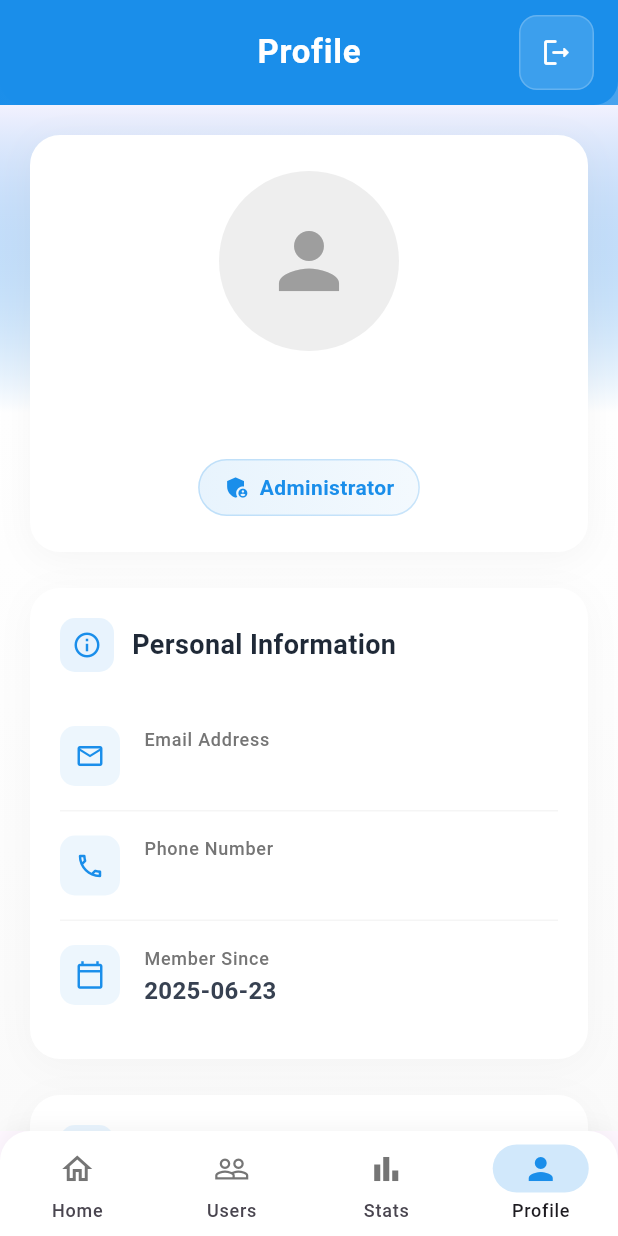
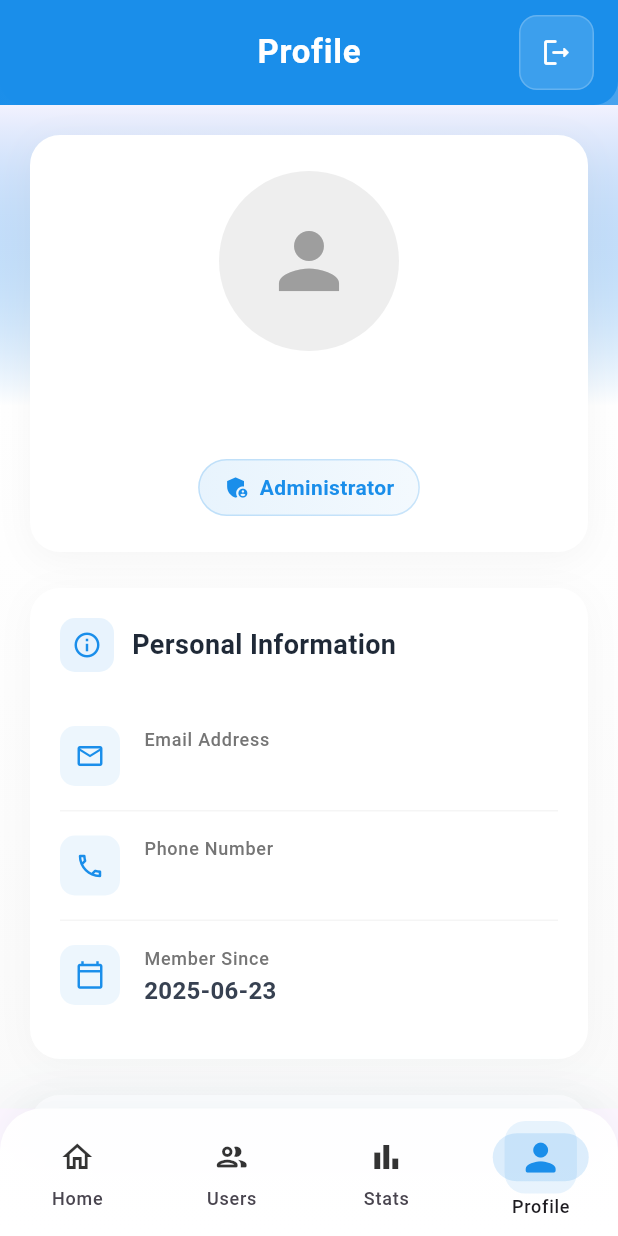
Before and after one commit to AbdelaliDuiche6/cmc_travel_app, a Flutter app: the ProfileScreen screen opened directly, on a phone screen of 412 x 824 dp. Run offline on Flutter 3.47's test engine with Material 3 defaults, Android fonts, the light colour scheme and no system bars; our stand-ins replace animate_do, fl_chart, flutter_animate, flutter_svg, image_picker, percent_indicator and 1 more; accounts and stored records are empty.

Commit message:
add animation

```diff
--- a/lib/pages/admin/profile_screen.dart
+++ b/lib/pages/admin/profile_screen.dart
@@ -5,6 +5,7 @@
 import 'package:cmc_travel_app/pages/login_screen.dart';
 import 'package:cmc_travel_app/services/auth/auth_service.dart';
 import 'package:flutter/material.dart';
+import 'package:flutter/services.dart';
 import 'package:flutter/widgets.dart';
 import 'package:flutter/animation.dart';
 import 'package:supabase_flutter/supabase_flutter.dart';
@@ -696,50 +697,70 @@
       ),
      bottomNavigationBar: Container(
   decoration: BoxDecoration(
+    gradient: LinearGradient(
+      begin: Alignment.topCenter,
+      end: Alignment.bottomCenter,
+      colors: [
+        Colors.white.withOpacity(0.95),
+        Colors.white,
+      ],
+    ),
     boxShadow: [
       BoxShadow(
-              color: Colors.grey.withOpacity(0.1),
-              spreadRadius: 1,
-              blurRadius: 10,
-              offset: const Offset(0, -2),)
+        color: Colors.grey.withOpacity(0.08),
+        blurRadius: 20,
+        offset: const Offset(0, -8),
+        spreadRadius: 0,
+      ),
+      BoxShadow(
+        color: primaryColor.withOpacity(0.05),
+        blurRadius: 40,
+        offset: const Offset(0, -2),
+        spreadRadius: -5,
+      ),
     ],
-          borderRadius: const BorderRadius.vertical(
-            top: Radius.circular(20),
-          ),
+    borderRadius: const BorderRadius.vertical(top: Radius.circular(28)),
   ),
   child: ClipRRect(
-          borderRadius: const BorderRadius.vertical(
-            top: Radius.circular(20),
+    borderRadius: const BorderRadius.vertical(top: Radius.circular(28)),
+    child: NavigationBar(
+      height: 85,
+      selectedIndex: _selectedIndex,
+      onDestinationSelected: (index) {
+        HapticFeedback.lightImpact(); // Add haptic feedback
+        setState(() => _selectedIndex = index);
+        _navigate(index);
+      },
+      backgroundColor: Colors.transparent,
+      indicatorColor: primaryColor.withOpacity(0.15),
+      indicatorShape: RoundedRectangleBorder(
+        borderRadius: BorderRadius.circular(16),
       ),
-          child: NavigationBar(
-            height: 70,
-            selectedIndex: _selectedIndex,
-            onDestinationSelected: _navigate,
-            backgroundColor: Colors.white,
-            indicatorColor: primaryColor.withOpacity(0.2),
       labelBehavior: NavigationDestinationLabelBehavior.alwaysShow,
-            animationDuration: const Duration(milliseconds: 300),
+      animationDuration: const Duration(milliseconds: 400),
       destinations: [
-              NavigationDestination(
-                icon: Icon(Icons.home_outlined, color: Colors.grey[600]),
-                selectedIcon: Icon(Icons.home, color: primaryColor),
+        _buildAnimatedDestination(
+          index: 0,
+          selectedIcon: Icons.home_rounded,
+          unselectedIcon: Icons.home_outlined,
           label: 'Home',
         ),
-              NavigationDestination(
-                icon: Icon(Icons.people_outline, color: Colors.grey[600]),
-                selectedIcon: Icon(Icons.people, color: primaryColor),
+        _buildAnimatedDestination(
+          index: 1,
+          selectedIcon: Icons.people_rounded,
+          unselectedIcon: Icons.people_outline_rounded,
           label: 'Users',
         ),
-              NavigationDestination(
-                icon: Icon(Icons.bar_chart_outlined,
-                    color: Colors.grey[600]),
-                selectedIcon:
-                    Icon(Icons.bar_chart, color: primaryColor),
+        _buildAnimatedDestination(
+          index: 2,
+          selectedIcon: Icons.bar_chart_rounded,
+          unselectedIcon: Icons.bar_chart_outlined,
           label: 'Stats',
         ),
-              NavigationDestination(
-                icon: Icon(Icons.person_outline, color: Colors.grey[600]),
-                selectedIcon: Icon(Icons.person, color: primaryColor),
+        _buildAnimatedDestination(
+          index: 3,
+          selectedIcon: Icons.person_rounded,
+          unselectedIcon: Icons.person_outline_rounded,
           label: 'Profile',
         ),
       ],
@@ -877,4 +898,60 @@
     ),
   );
 }
+
+NavigationDestination _buildAnimatedDestination({
+  required int index,
+  required IconData selectedIcon,
+  required IconData unselectedIcon,
+  required String label,
+}) {
+  final isSelected = _selectedIndex == index;
+
+  return NavigationDestination(
+    icon: TweenAnimationBuilder<double>(
+      duration: const Duration(milliseconds: 300),
+      tween: Tween<double>(
+        begin: 0.0,
+        end: isSelected ? 1.0 : 0.0,
+      ),
+      curve: Curves.elasticOut,
+      builder: (context, value, child) {
+        return Transform.scale(
+          scale: 1.0 + (value * 0.15), // Scale animation
+          child: AnimatedContainer(
+            duration: const Duration(milliseconds: 200),
+            padding: EdgeInsets.all(isSelected ? 8.0 : 4.0),
+            decoration: BoxDecoration(
+              color: isSelected
+                  ? primaryColor.withOpacity(0.1)
+                  : Colors.transparent,
+              borderRadius: BorderRadius.circular(12),
+            ),
+            child: AnimatedSwitcher(
+              duration: const Duration(milliseconds: 250),
+              transitionBuilder: (child, animation) {
+                return RotationTransition(
+                  turns: animation,
+                  child: ScaleTransition(
+                    scale: animation,
+                    child: child,
+                  ),
+                );
+              },
+              child: Icon(
+                isSelected ? selectedIcon : unselectedIcon,
+                color: isSelected
+                    ? primaryColor
+                    : secondaryColor.withOpacity(0.8),
+                size: isSelected ? 26 : 24,
+                key: ValueKey<bool>(isSelected),
+              ),
+            ),
+          ),
+        );
+      },
+    ),
+    label: label,
+  );
 }
+}
```
Lines whose indentation alone changed are shown as unchanged.
